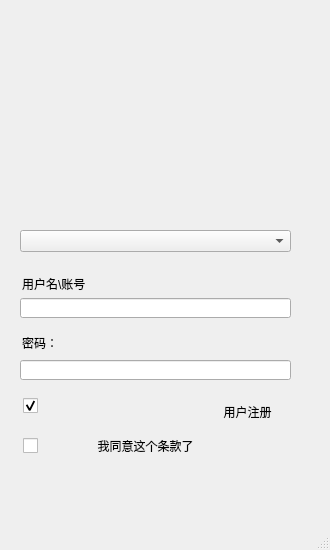
This is mainwindow.ui in StrokeAce/YouboxClient as Qt 5 draws it before an edit. The edited form follows.
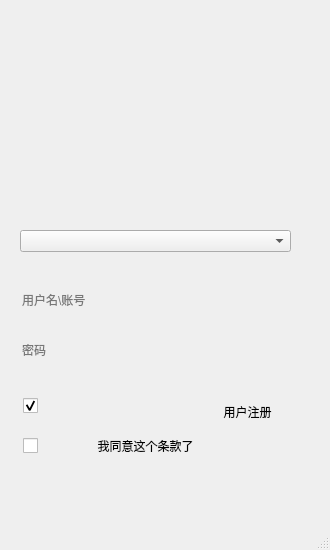
This is the edited form. Icons and pictures are not drawn.

Commit message: [*]1.优化界面

The edit to the form file:
```diff
--- a/mainwindow.ui
+++ b/mainwindow.ui
@@ -24,13 +24,21 @@
     <property name="geometry">
      <rect>
       <x>20</x>
-      <y>298</y>
+      <y>290</y>
       <width>271</width>
       <height>20</height>
      </rect>
     </property>
     <property name="styleSheet">
-     <string notr="true">background-color: 245,245,245;</string>
+     <string notr="true">background:transparent;
+border-width:0;
+border-style:outset;</string>
+    </property>
+    <property name="frame">
+     <bool>false</bool>
+    </property>
+    <property name="placeholderText">
+     <string>用户名\账号</string>
     </property>
    </widget>
    <widget class="QCheckBox" name="checkBox_Agree">
@@ -79,13 +87,21 @@
     <property name="geometry">
      <rect>
       <x>20</x>
-      <y>360</y>
+      <y>340</y>
       <width>271</width>
       <height>20</height>
      </rect>
     </property>
     <property name="styleSheet">
-     <string notr="true">background-color: 245,245,245;</string>
+     <string notr="true">background:transparent;
+border-width:0;
+border-style:outset;</string>
+    </property>
+    <property name="frame">
+     <bool>false</bool>
+    </property>
+    <property name="placeholderText">
+     <string>密码</string>
     </property>
    </widget>
    <widget class="QLabel" name="label_Ico">
@@ -120,14 +136,20 @@
    <widget class="QLabel" name="label_UserName">
     <property name="geometry">
      <rect>
-      <x>22</x>
-      <y>273</y>
-      <width>91</width>
-      <height>21</height>
+      <x>25</x>
+      <y>310</y>
+      <width>260</width>
+      <height>1</height>
      </rect>
     </property>
+    <property name="styleSheet">
+     <string notr="true">background-image: url(:/line.png);</string>
+    </property>
+    <property name="frameShadow">
+     <enum>QFrame::Plain</enum>
+    </property>
     <property name="text">
-     <string>用户名\账号</string>
+     <string/>
     </property>
    </widget>
    <widget class="QPushButton" name="button_Login">
@@ -155,14 +177,17 @@
    <widget class="QLabel" name="label_Pwd">
     <property name="geometry">
      <rect>
-      <x>22</x>
-      <y>335</y>
-      <width>71</width>
-      <height>16</height>
+      <x>25</x>
+      <y>360</y>
+      <width>260</width>
+      <height>1</height>
      </rect>
     </property>
+    <property name="styleSheet">
+     <string notr="true">background-image: url(:/line.png);</string>
+    </property>
     <property name="text">
-     <string>密码：</string>
+     <string/>
     </property>
    </widget>
    <widget class="QCheckBox" name="checkBox_Pwd">
```
Left out of the diff: 9 changed lines with no effect on the pictures. The commit also changes 6 other files.
